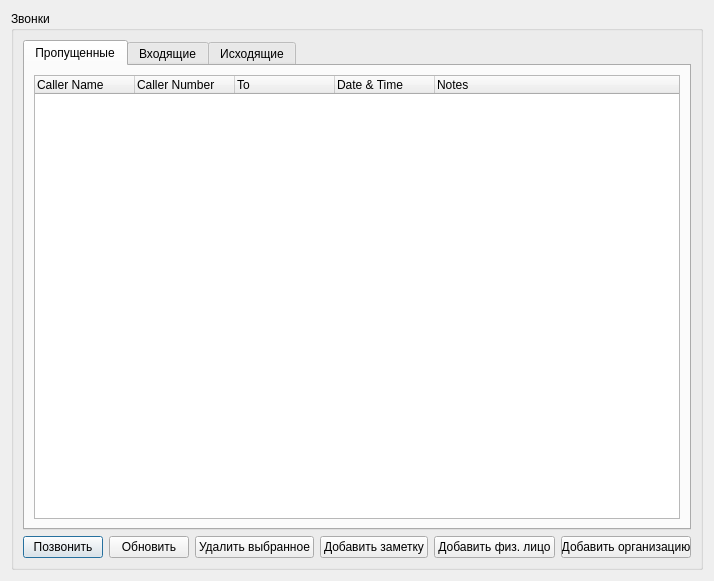
Qt form CallHistoryDialog.ui (okostynchuk/Outcall) before a commit.
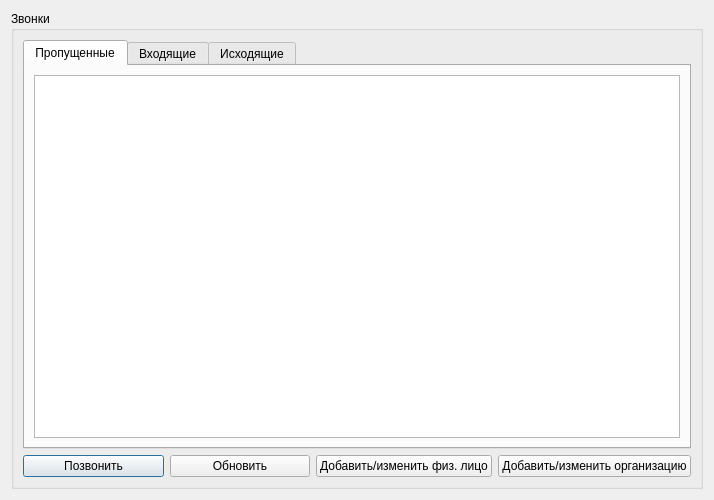
The same form after that commit. Icons and pictures are not drawn.

Commit message: ПЕРЕРОДИВШАЯСЯ CALLHISTORY AND NOTES

What changed in the file:
```diff
--- a/CallHistoryDialog.ui
+++ b/CallHistoryDialog.ui
@@ -7,7 +7,7 @@
     <x>0</x>
     <y>0</y>
     <width>714</width>
-    <height>581</height>
+    <height>500</height>
    </rect>
   </property>
   <property name="minimumSize">
@@ -23,8 +23,8 @@
    <iconset resource="images.qrc">
     <normaloff>:/images/outcall-logo.png</normaloff>:/images/outcall-logo.png</iconset>
   </property>
-  <layout class="QVBoxLayout" name="verticalLayout_5">
-   <item>
+  <layout class="QGridLayout" name="gridLayout">
+   <item row="0" column="0">
     <widget class="QGroupBox" name="groupBoxCalls">
      <property name="title">
       <string>Звонки</string>
@@ -39,58 +39,9 @@
          <attribute name="title">
           <string>Пропущенные</string>
          </attribute>
-         <layout class="QVBoxLayout" name="verticalLayout_6">
-          <item>
-           <widget class="QTreeWidget" name="treeWidgetMissed">
-            <property name="minimumSize">
-             <size>
-              <width>0</width>
-              <height>0</height>
-             </size>
-            </property>
-            <property name="layoutDirection">
-             <enum>Qt::LeftToRight</enum>
-            </property>
-            <property name="selectionMode">
-             <enum>QAbstractItemView::ExtendedSelection</enum>
-            </property>
-            <property name="rootIsDecorated">
-             <bool>false</bool>
-            </property>
-            <property name="columnCount">
-             <number>5</number>
-            </property>
-            <column>
-             <property name="text">
-              <string>Caller Name</string>
-             </property>
-            </column>
-            <column>
-             <property name="text">
-              <string notr="true">Caller Number</string>
-             </property>
-            </column>
-            <column>
-             <property name="text">
-              <string notr="true">To</string>
-             </property>
-            </column>
-            <column>
-             <property name="text">
-              <string notr="true">Date &amp; Time</string>
-             </property>
-             <property name="font">
-              <font>
-               <stylestrategy>PreferAntialias</stylestrategy>
-              </font>
-             </property>
-            </column>
-            <column>
-             <property name="text">
-              <string>Notes</string>
-             </property>
-            </column>
-           </widget>
+         <layout class="QGridLayout" name="gridLayout_2">
+          <item row="0" column="0">
+           <widget class="QTableView" name="tableView"/>
           </item>
          </layout>
         </widget>
@@ -197,31 +148,17 @@
           </property>
          </widget>
         </item>
-        <item>
-         <widget class="QPushButton" name="removeButton">
-          <property name="text">
-           <string>Удалить выбранное</string>
-          </property>
-         </widget>
-        </item>
-        <item>
-         <widget class="QPushButton" name="addNotes">
-          <property name="text">
-           <string>Добавить заметку</string>
-          </property>
-         </widget>
-        </item>
         <item>
          <widget class="QPushButton" name="addContactButton">
           <property name="text">
-           <string>Добавить физ. лицо</string>
+           <string>Добавить/изменить физ. лицо</string>
           </property>
          </widget>
         </item>
         <item>
          <widget class="QPushButton" name="addOrgContactButton">
           <property name="text">
-           <string>Добавить организацию</string>
+           <string>Добавить/изменить организацию</string>
           </property>
          </widget>
         </item>
```
Left out of the diff: 83 changed lines with no effect on the pictures. The commit also changes 10 other files.
